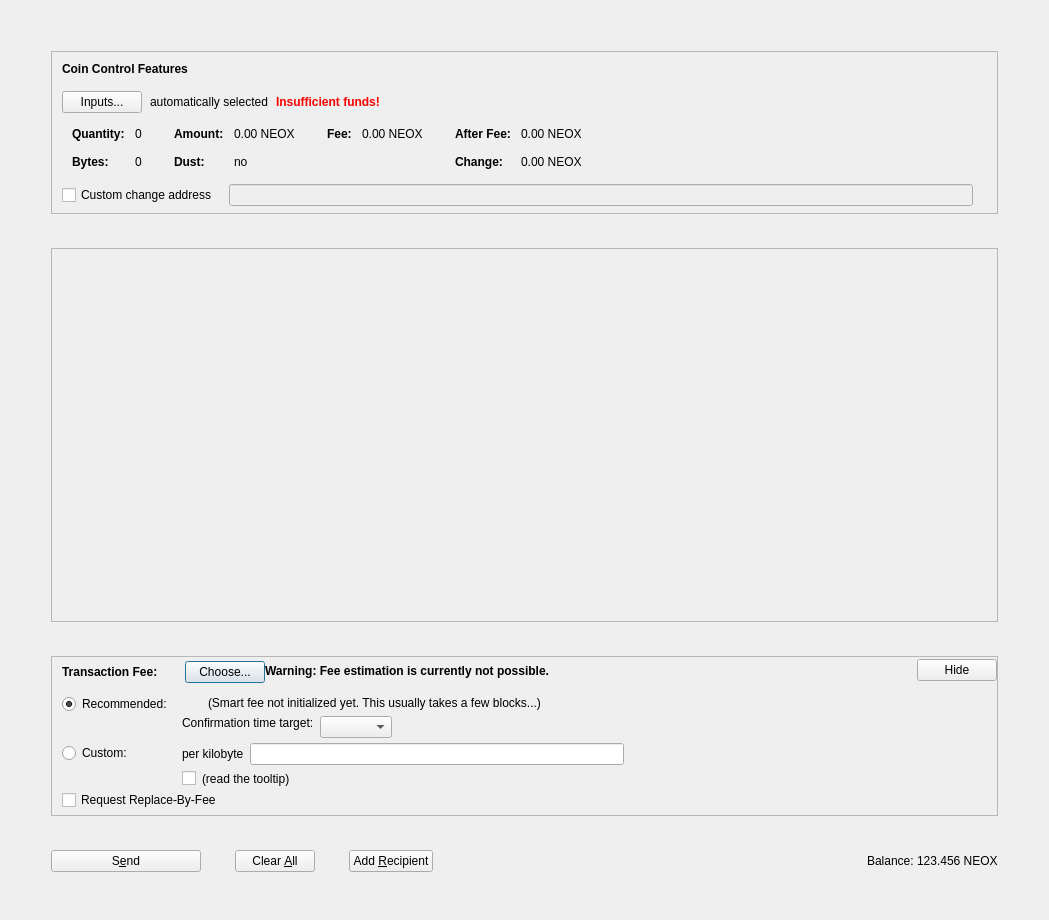
Before: the Qt Designer form src/qt/forms/sendcoinsdialog.ui in NeoxaChain/Neoxa, drawn with Qt 5.
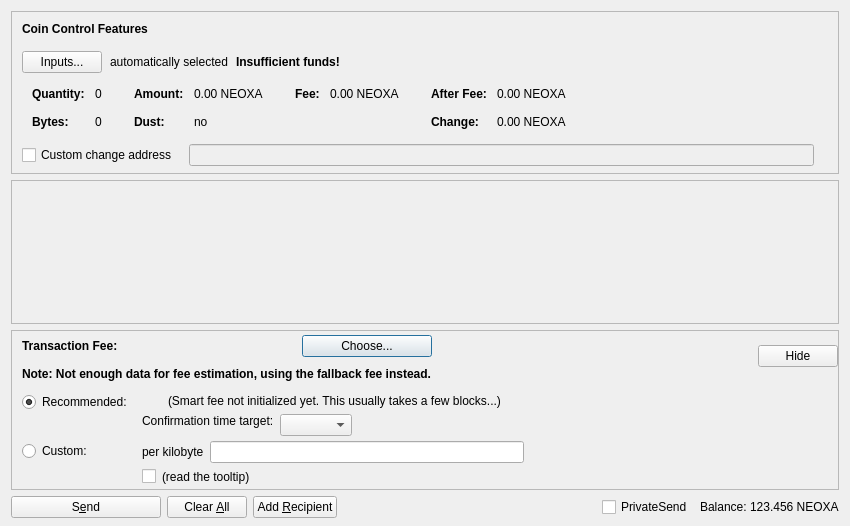
After: the same form once the commit is applied. Icons and pictures are not drawn. Custom widgets are drawn as their Qt base class.

What changed in the file:
```diff
--- a/src/qt/forms/sendcoinsdialog.ui
+++ b/src/qt/forms/sendcoinsdialog.ui
@@ -6,38 +6,21 @@
    <rect>
     <x>0</x>
     <y>0</y>
-    <width>1049</width>
-    <height>920</height>
+    <width>850</width>
+    <height>526</height>
    </rect>
   </property>
   <property name="windowTitle">
    <string>Send Coins</string>
   </property>
-  <layout class="QVBoxLayout" name="verticalLayout" stretch="0">
+  <layout class="QVBoxLayout" name="verticalLayout" stretch="0,1,0,0">
    <property name="bottomMargin">
     <number>8</number>
-   </property>
-   <item>
-    <layout class="QVBoxLayout" name="verticalLayout_3">
-     <property name="spacing">
-      <number>34</number>
-     </property>
-     <property name="leftMargin">
-      <number>40</number>
-     </property>
-     <property name="topMargin">
-      <number>40</number>
-     </property>
-     <property name="rightMargin">
-      <number>40</number>
-     </property>
-     <property name="bottomMargin">
-      <number>40</number>
      </property>
      <item>
       <widget class="QFrame" name="frameCoinControl">
        <property name="sizePolicy">
-        <sizepolicy hsizetype="Expanding" vsizetype="Fixed">
+      <sizepolicy hsizetype="Expanding" vsizetype="Expanding">
          <horstretch>0</horstretch>
          <verstretch>0</verstretch>
         </sizepolicy>
@@ -71,7 +54,7 @@
          <number>6</number>
         </property>
         <item>
-         <layout class="QVBoxLayout" name="verticalLayoutCoinControl" stretch="0,0,0,0,0">
+       <layout class="QVBoxLayout" name="verticalLayoutCoinControl" stretch="0,0,0,0,1">
           <property name="spacing">
            <number>0</number>
           </property>
@@ -150,7 +133,7 @@
                </font>
               </property>
               <property name="styleSheet">
-               <string notr="true">color:red;font-weight:bold;</string>
+             <string notr="true">font-weight:bold;</string>
               </property>
               <property name="text">
                <string>Insufficient funds!</string>
@@ -341,7 +324,7 @@
                     <enum>Qt::ActionsContextMenu</enum>
                    </property>
                    <property name="text">
-                    <string notr="true">0.00 NEOX</string>
+                  <string notr="true">0.00 NEOXA</string>
                    </property>
                    <property name="textInteractionFlags">
                     <set>Qt::LinksAccessibleByMouse|Qt::TextSelectableByKeyboard|Qt::TextSelectableByMouse</set>
@@ -421,7 +404,7 @@
                     <enum>Qt::ActionsContextMenu</enum>
                    </property>
                    <property name="text">
-                    <string notr="true">0.00 NEOX</string>
+                  <string notr="true">0.00 NEOXA</string>
                    </property>
                    <property name="textInteractionFlags">
                     <set>Qt::LinksAccessibleByMouse|Qt::TextSelectableByKeyboard|Qt::TextSelectableByMouse</set>
@@ -472,7 +455,7 @@
                     <enum>Qt::ActionsContextMenu</enum>
                    </property>
                    <property name="text">
-                    <string notr="true">0.00 NEOX</string>
+                  <string notr="true">0.00 NEOXA</string>
                    </property>
                    <property name="textInteractionFlags">
                     <set>Qt::LinksAccessibleByMouse|Qt::TextSelectableByKeyboard|Qt::TextSelectableByMouse</set>
@@ -501,7 +484,7 @@
                     <enum>Qt::ActionsContextMenu</enum>
                    </property>
                    <property name="text">
-                    <string notr="true">0.00 NEOX</string>
+                  <string notr="true">0.00 NEOXA</string>
                    </property>
                    <property name="textInteractionFlags">
                     <set>Qt::LinksAccessibleByMouse|Qt::TextSelectableByKeyboard|Qt::TextSelectableByMouse</set>
@@ -604,11 +587,11 @@
          <rect>
           <x>0</x>
           <y>0</y>
-          <width>943</width>
-          <height>263</height>
-         </rect>
-        </property>
-        <layout class="QVBoxLayout" name="verticalLayout_2" stretch="0,0">
+        <width>830</width>
+        <height>68</height>
+       </rect>
+      </property>
+      <layout class="QVBoxLayout" name="verticalLayout_2" stretch="0,1">
          <property name="leftMargin">
           <number>0</number>
          </property>
@@ -636,7 +619,7 @@
            <property name="sizeHint" stdset="0">
             <size>
              <width>20</width>
-             <height>1000</height>
+           <height>40</height>
             </size>
            </property>
           </spacer>
@@ -648,7 +631,7 @@
      <item>
       <widget class="QFrame" name="frameFee">
        <property name="sizePolicy">
-        <sizepolicy hsizetype="Expanding" vsizetype="Fixed">
+      <sizepolicy hsizetype="Expanding" vsizetype="Expanding">
          <horstretch>0</horstretch>
          <verstretch>0</verstretch>
         </sizepolicy>
@@ -762,19 +745,17 @@
                </layout>
               </item>
               <item>
-               <spacer name="verticalSpacer_5">
+             <spacer name="verticalSpacer_7">
                 <property name="orientation">
                  <enum>Qt::Vertical</enum>
                 </property>
                 <property name="sizeHint" stdset="0">
                  <size>
                   <width>1</width>
-                  <height>1</height>
+                <height>10</height>
                  </size>
                 </property>
                </spacer>
-              </item>
-             </layout>
             </item>
             <item>
              <widget class="QLabel" name="fallbackFeeWarningLabel">
@@ -788,7 +769,7 @@
                <string>Using the fallbackfee can result in sending a transaction that will take several hours or days (or never) to confirm. Consider choosing your fee manually or wait until you have validated the complete chain.</string>
               </property>
               <property name="text">
-               <string>Warning: Fee estimation is currently not possible.</string>
+               <string>Note: Not enough data for fee estimation, using the fallback fee instead.</string>
               </property>
               <property name="wordWrap">
                <bool>false</bool>
@@ -796,17 +777,29 @@
              </widget>
             </item>
             <item>
+             <spacer name="verticalSpacer_5">
+              <property name="orientation">
+               <enum>Qt::Vertical</enum>
+              </property>
+              <property name="sizeHint" stdset="0">
+               <size>
+                <width>1</width>
+                <height>1</height>
+               </size>
+              </property>
+             </spacer>
+            </item>
+           </layout>
+          </item>
+          <item>
              <spacer name="horizontalSpacer_4">
               <property name="orientation">
                <enum>Qt::Horizontal</enum>
               </property>
-              <property name="sizeType">
-               <enum>QSizePolicy::MinimumExpanding</enum>
-              </property>
               <property name="sizeHint" stdset="0">
                <size>
-                <width>40</width>
-                <height>20</height>
+              <width>1</width>
+              <height>1</height>
                </size>
               </property>
              </spacer>
@@ -865,7 +858,7 @@
                    <item>
                     <widget class="QLabel" name="labelCustomPerKilobyte">
                      <property name="toolTip">
-                      <string>If the custom fee is set to 1000 satoshis and the transaction is only 250 bytes, then &quot;per kilobyte&quot; only pays 250 satoshis in fee, while &quot;total at least&quot; pays 1000 satoshis. For transactions bigger than a kilobyte both pay by kilobyte.</string>
+                    <string>If the custom fee is set to 1000 duffs and the transaction is only 250 bytes, then &quot;per kilobyte&quot; only pays 250 duffs in fee,&lt;br /&gt;while &quot;at least&quot; pays 1000 duffs. For transactions bigger than a kilobyte both pay by kilobyte.</string>
                      </property>
                      <property name="text">
                       <string>per kilobyte</string>
@@ -873,7 +866,7 @@
                     </widget>
                    </item>
                    <item>
-                    <widget class="NeoxaAmountField" name="customFee"/>
+                  <widget class="BitcoinAmountField" name="customFee"/>
                    </item>
                    <item>
                     <spacer name="horizontalSpacer_6">
@@ -895,7 +888,7 @@
                    <item>
                     <widget class="QCheckBox" name="checkBoxMinimumFee">
                      <property name="toolTip">
-                      <string>Paying only the minimum fee is just fine as long as there is less transaction volume than space in the blocks. But be aware that this can end up in a never confirming transaction once there is more demand for neoxa transactions than the network can process.</string>
+                    <string>Paying only the minimum fee is just fine as long as there is less transaction volume than space in the blocks.&lt;br /&gt;But be aware that this can end up in a never confirming transaction once there is more demand for neoxa transactions than the network can process.</string>
                      </property>
                      <property name="text">
                       <string/>
@@ -908,7 +901,7 @@
                       <bool>true</bool>
                      </property>
                      <property name="toolTip">
-                      <string>Paying only the minimum fee is just fine as long as there is less transaction volume than space in the blocks. But be aware that this can end up in a never confirming transaction once there is more demand for neoxa transactions than the network can process.</string>
+                    <string>Paying only the minimum fee is just fine as long as there is less transaction volume than space in the blocks.&lt;br /&gt;But be aware that this can end up in a never confirming transaction once there is more demand for neoxa transactions than the network can process.</string>
                      </property>
                      <property name="text">
                       <string>(read the tooltip)</string>
@@ -1122,16 +1115,6 @@
                </item>
               </layout>
              </item>
-             <item>
-              <widget class="QCheckBox" name="optInRBF">
-               <property name="toolTip">
-                <string>Indicates that the sender may wish to replace this transaction with a new one paying higher fees (prior to being confirmed).</string>
-               </property>
-               <property name="text">
-                <string>Request Replace-By-Fee</string>
-               </property>
-              </widget>
-             </item>
             </layout>
            </widget>
           </item>
@@ -1142,8 +1125,8 @@
             </property>
             <property name="sizeHint" stdset="0">
              <size>
-              <width>40</width>
-              <height>5</height>
+            <width>800</width>
+            <height>1</height>
              </size>
             </property>
            </spacer>
@@ -1169,10 +1152,6 @@
          <property name="text">
           <string>S&amp;end</string>
          </property>
-         <property name="icon">
-          <iconset resource="../neoxa.qrc">
-           <normaloff>:/icons/send</normaloff>:/icons/send</iconset>
-         </property>
          <property name="autoDefault">
           <bool>false</bool>
          </property>
@@ -1195,10 +1174,6 @@
          <property name="text">
           <string>Clear &amp;All</string>
          </property>
-         <property name="icon">
-          <iconset resource="../neoxa.qrc">
-           <normaloff>:/icons/remove</normaloff>:/icons/remove</iconset>
-         </property>
          <property name="autoDefault">
           <bool>false</bool>
          </property>
@@ -1212,10 +1187,6 @@
          <property name="text">
           <string>Add &amp;Recipient</string>
          </property>
-         <property name="icon">
-          <iconset resource="../neoxa.qrc">
-           <normaloff>:/icons/add</normaloff>:/icons/add</iconset>
-         </property>
          <property name="autoDefault">
           <bool>false</bool>
          </property>
@@ -1239,14 +1210,24 @@
          <property name="spacing">
           <number>3</number>
          </property>
+       <item>
+        <widget class="QCheckBox" name="checkUsePrivateSend">
+         <property name="minimumSize">
+          <size>
+           <width>95</width>
+           <height>0</height>
+          </size>
+         </property>
+         <property name="text">
+          <string>PrivateSend</string>
+         </property>
+         <property name="checked">
+          <bool>false</bool>
+         </property>
+        </widget>
+       </item>
          <item>
           <widget class="QLabel" name="label">
-           <property name="sizePolicy">
-            <sizepolicy hsizetype="Preferred" vsizetype="Fixed">
-             <horstretch>0</horstretch>
-             <verstretch>0</verstretch>
-            </sizepolicy>
-           </property>
            <property name="text">
             <string>Balance:</string>
            </property>
@@ -1264,14 +1245,12 @@
             <cursorShape>IBeamCursor</cursorShape>
            </property>
            <property name="text">
-            <string notr="true">123.456 NEOX</string>
+          <string notr="true">123.456 NEOXA</string>
            </property>
            <property name="textInteractionFlags">
             <set>Qt::LinksAccessibleByMouse|Qt::TextSelectableByKeyboard|Qt::TextSelectableByMouse</set>
            </property>
           </widget>
-         </item>
-        </layout>
        </item>
       </layout>
      </item>
@@ -1286,9 +1265,9 @@
    <header>qvalidatedlineedit.h</header>
   </customwidget>
   <customwidget>
-   <class>NeoxaAmountField</class>
+   <class>BitcoinAmountField</class>
    <extends>QLineEdit</extends>
-   <header>neoxaamountfield.h</header>
+   <header>bitcoinamountfield.h</header>
    <container>1</container>
   </customwidget>
  </customwidgets>
```
Lines whose indentation alone changed are shown as unchanged.
